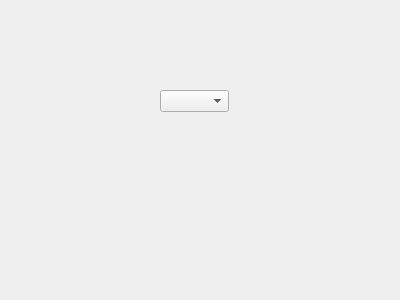
Before: the Qt Designer form Graphics/meshwidget.ui in mizquierdo97/Graphics, drawn with Qt 5.
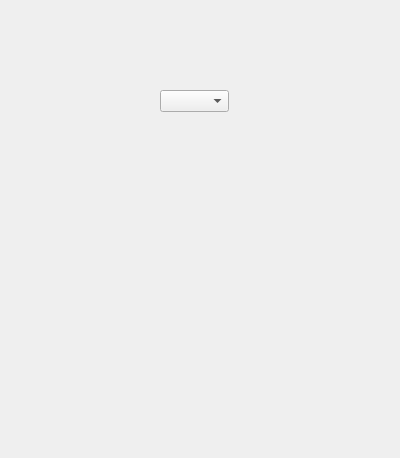
After: the same form once the commit is applied.

What changed in the file:
```diff
--- a/Graphics/meshwidget.ui
+++ b/Graphics/meshwidget.ui
@@ -7,7 +7,7 @@
     <x>0</x>
     <y>0</y>
     <width>400</width>
-    <height>300</height>
+    <height>458</height>
    </rect>
   </property>
   <property name="windowTitle">
@@ -28,8 +28,8 @@
     <rect>
      <x>10</x>
      <y>120</y>
-     <width>160</width>
-     <height>80</height>
+     <width>381</width>
+     <height>331</height>
     </rect>
    </property>
    <layout class="QVBoxLayout" name="TexturesLayout"/>
```
